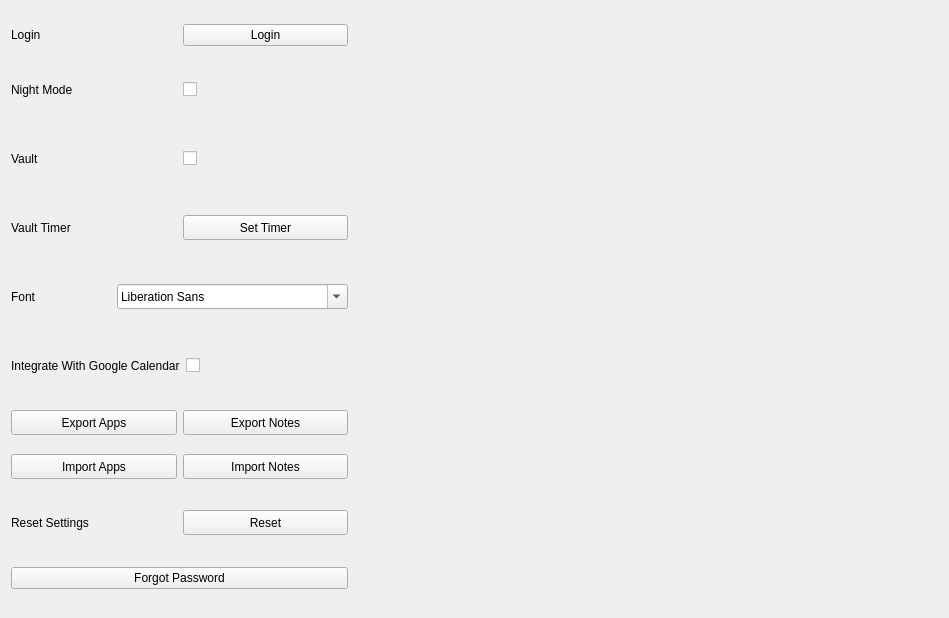
Old version of the form designs/xml/settings_tab.ui in the repository daniel-deru/WorkMate-3.0.
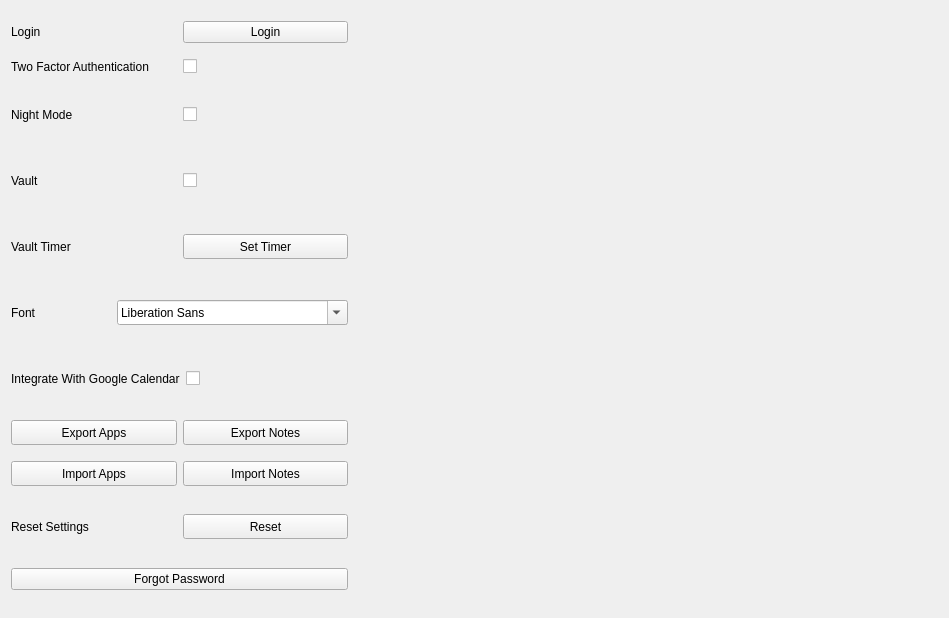
New version of the form.

Commit message: added two factor authentication

The edit to the form file:
```diff
--- a/designs/xml/settings_tab.ui
+++ b/designs/xml/settings_tab.ui
@@ -34,6 +34,24 @@
        </item>
       </layout>
      </item>
+     <item>
+      <layout class="QHBoxLayout" name="horizontalLayout_7">
+       <item>
+        <widget class="QLabel" name="lbl_2fa">
+         <property name="text">
+          <string>Two Factor Authentication</string>
+         </property>
+        </widget>
+       </item>
+       <item>
+        <widget class="QCheckBox" name="chkbox_2fa">
+         <property name="text">
+          <string/>
+         </property>
+        </widget>
+       </item>
+      </layout>
+     </item>
      <item>
       <layout class="QHBoxLayout" name="hbox_night_mode">
        <item>
```
The commit also changes 8 other files.
